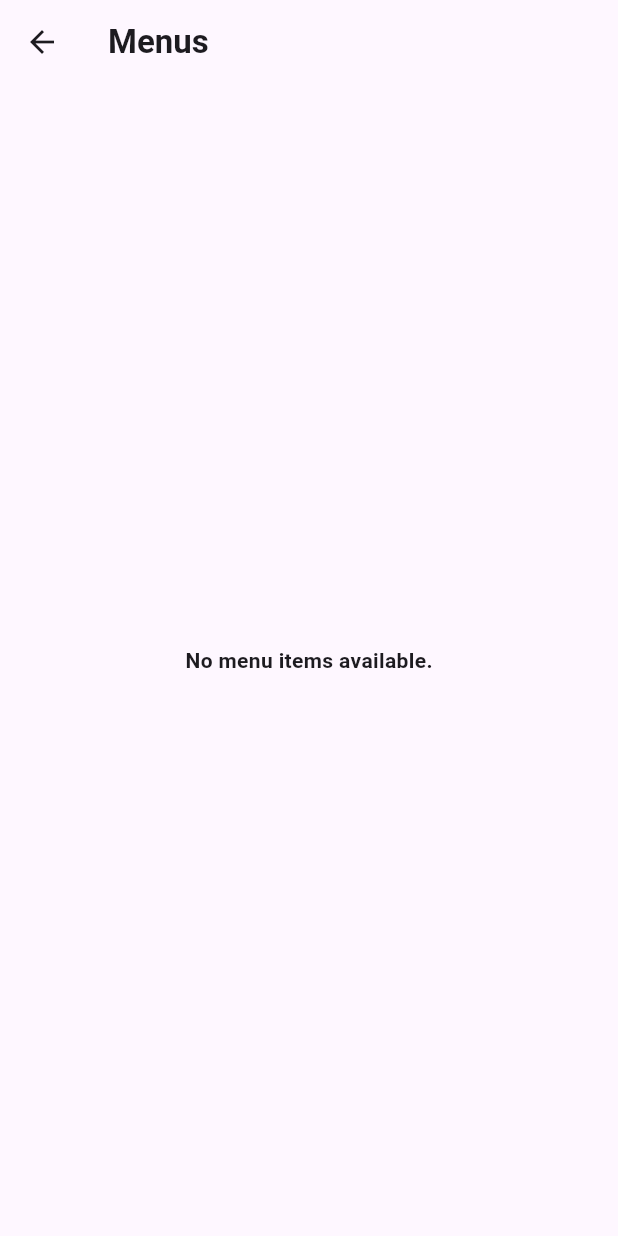
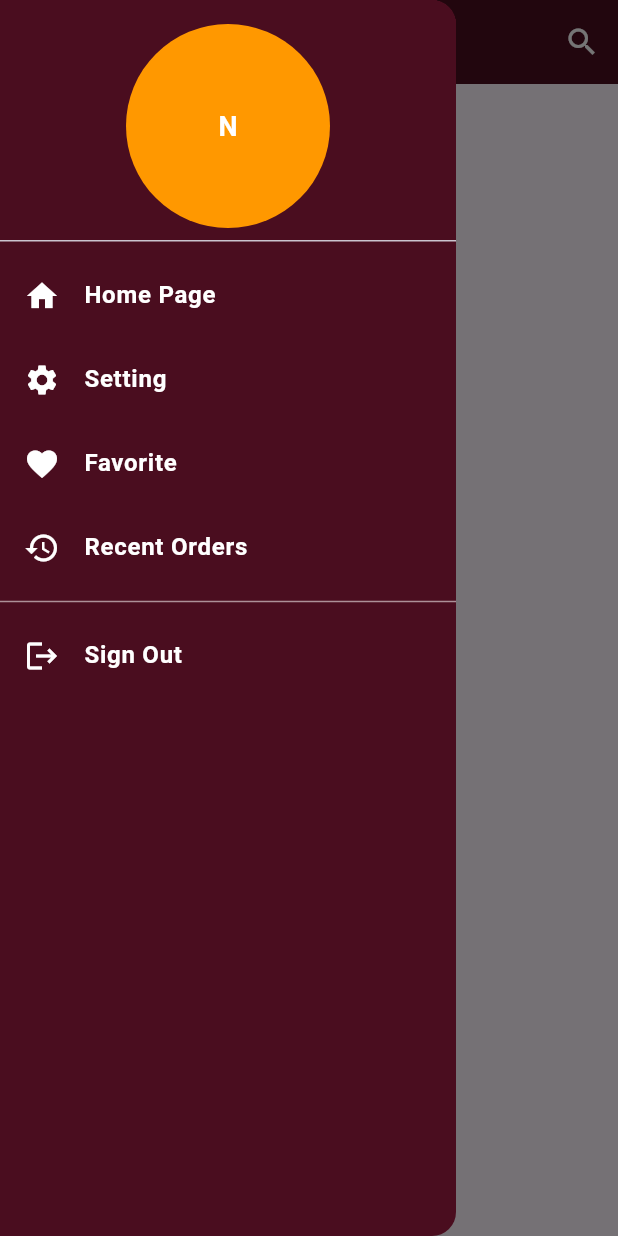
Before and after one commit to nancysherif1/myrecipe-flutter, a Flutter app: the HomeScreen screen opened by its route, with the side drawer open (before the commit the screen has no drawer), on a phone screen of 412 x 824 dp. Run offline on Flutter 3.47's test engine with Material 3 defaults, Android fonts, the phone set to English and light mode, and no system bars.

Commit message:
Home Page added

```diff
--- a/lib/screens/home_screen.dart
+++ b/lib/screens/home_screen.dart
@@ -1,4 +1,3 @@
-// home_screen.dart
 import 'package:flutter/material.dart';
 
 class HomeScreen extends StatelessWidget {
@@ -7,11 +6,60 @@ class HomeScreen extends StatelessWidget {
   @override
   Widget build(BuildContext context) {
     final args = ModalRoute.of(context)?.settings.arguments as Map<String, dynamic>?;
-
     final List<dynamic> vendors = args?['menus'] ?? [];
 
     return Scaffold(
-      appBar: AppBar(title: const Text('Menus')),
+      drawer: Drawer(
+        backgroundColor: const Color(0xFF4A0D1F), // Dark red/maroon
+        child: ListView(
+          padding: EdgeInsets.zero,
+          children: [
+            const DrawerHeader(
+              decoration: BoxDecoration(
+                color: Color(0xFF4A0D1F),
+              ),
+              child: CircleAvatar(
+              radius: 24, // Smaller circle
+              backgroundColor: Colors.orange,
+              child: Text(
+                'N',
+                style: TextStyle(fontSize: 18, color: Colors.white), // Smaller text
+              ),
+            ),            ),
+            _buildDrawerItem('Home Page', Icons.home, () {
+              Navigator.pop(context); // Just close drawer
+            }),
+            _buildDrawerItem('Setting', Icons.settings, () {}),
+            _buildDrawerItem('Favorite', Icons.favorite, () {}),
+            _buildDrawerItem('Recent Orders', Icons.history, () {}),
+            const Divider(color: Colors.white54),
+            _buildDrawerItem('Sign Out', Icons.logout, () {
+              Navigator.popUntil(context, (route) => route.isFirst);
+              Navigator.pushReplacementNamed(context, '/login');
+            }),
+          ],
+        ),
+      ),
+        appBar: AppBar(
+          backgroundColor: const Color(0xFF4A0D1F), // Maroon color
+          centerTitle: true,
+          iconTheme: const IconThemeData(color: Colors.white), // Makes the drawer (toggle) icon white
+          title: const Text(
+            'MY RECIPE',
+            style: TextStyle(
+              color: Colors.white, // Makes title text white
+              fontWeight: FontWeight.bold,
+              letterSpacing: 1.2,
+            ),
+          ),
+          actions: [
+            IconButton(
+              icon: const Icon(Icons.search, color: Colors.white),
+              onPressed: () {},
+            ),
+          ],
+        ),
+
       body: vendors.isEmpty
           ? const Center(child: Text('No menu items available.'))
           : ListView.builder(
@@ -21,13 +69,18 @@ class HomeScreen extends StatelessWidget {
                 final vendorName = vendor['vendorName'] ?? 'Unknown Vendor';
                 final menus = vendor['menus'] as List<dynamic>? ?? [];
 
-                return ExpansionTile(
-                  title: Text(vendorName),
-                  children: menus.map<Widget>((menu) {
-                    final menuName = menu['menuName'] ?? 'Unnamed Menu';
-
-                    return ListTile(
-                      title: Text(menuName),
+                return Column(
+                  crossAxisAlignment: CrossAxisAlignment.start,
+                  children: [
+                    Padding(
+                      padding: const EdgeInsets.symmetric(horizontal: 16.0, vertical: 8.0),
+                      child: Text(
+                        vendorName,
+                        style: const TextStyle(fontSize: 20, fontWeight: FontWeight.bold),
+                      ),
+                    ),
+                    for (final menu in menus)
+                      GestureDetector(
                         onTap: () {
                           Navigator.pushNamed(
                             context,
@@ -38,11 +91,53 @@ class HomeScreen extends StatelessWidget {
                             },
                           );
                         },
-                    );
-                  }).toList(),
+                        child: Card(
+                          margin: const EdgeInsets.symmetric(horizontal: 16, vertical: 8),
+                          shape: RoundedRectangleBorder(borderRadius: BorderRadius.circular(12)),
+                          clipBehavior: Clip.antiAlias,
+                          child: Stack(
+                            alignment: Alignment.bottomLeft,
+                            children: [
+                              SizedBox(
+                                height: 180,
+                                width: double.infinity,
+                                child: Image.asset(
+                                  'assets/images/menu1.jpg',
+                                  fit: BoxFit.cover,
+                                ),
+                              ),
+                              Container(
+                                width: double.infinity,
+                                color: const Color(0xFF000000).withAlpha(120),
+                                padding: const EdgeInsets.all(12),
+                                child: Text(
+                                  menu['menuName'] ?? 'Unnamed Menu',
+                                  style: const TextStyle(
+                                    color: Colors.white,
+                                    fontSize: 18,
+                                    fontWeight: FontWeight.bold,
+                                  ),
+                                ),
+                              ),
+                            ],
+                          ),
+                        ),
+                      ),
+                  ],
                 );
               },
             ),
     );
   }
+
+  Widget _buildDrawerItem(String title, IconData icon, VoidCallback onTap) {
+    return ListTile(
+      leading: Icon(icon, color: Colors.white),
+      title: Text(
+        title,
+        style: const TextStyle(color: Colors.white, fontSize: 16),
+      ),
+      onTap: onTap,
+    );
   }
+}
```
Also changed, not shown: assets/images/menu1.jpg (added). Lines whose indentation alone changed are shown as unchanged.
